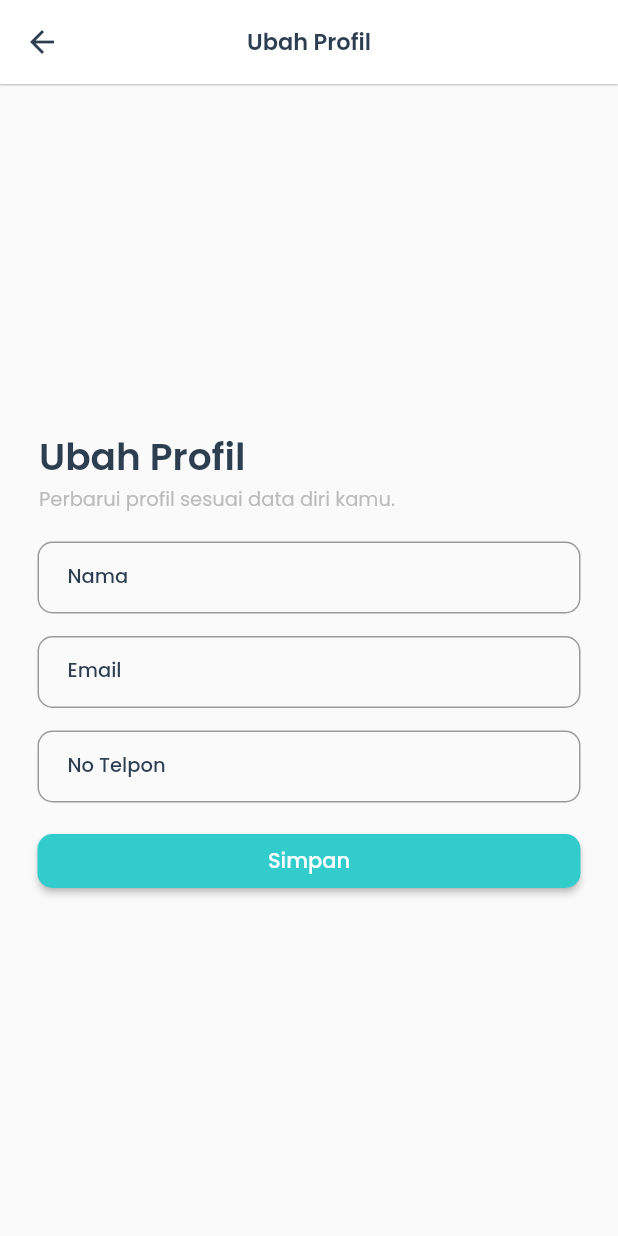
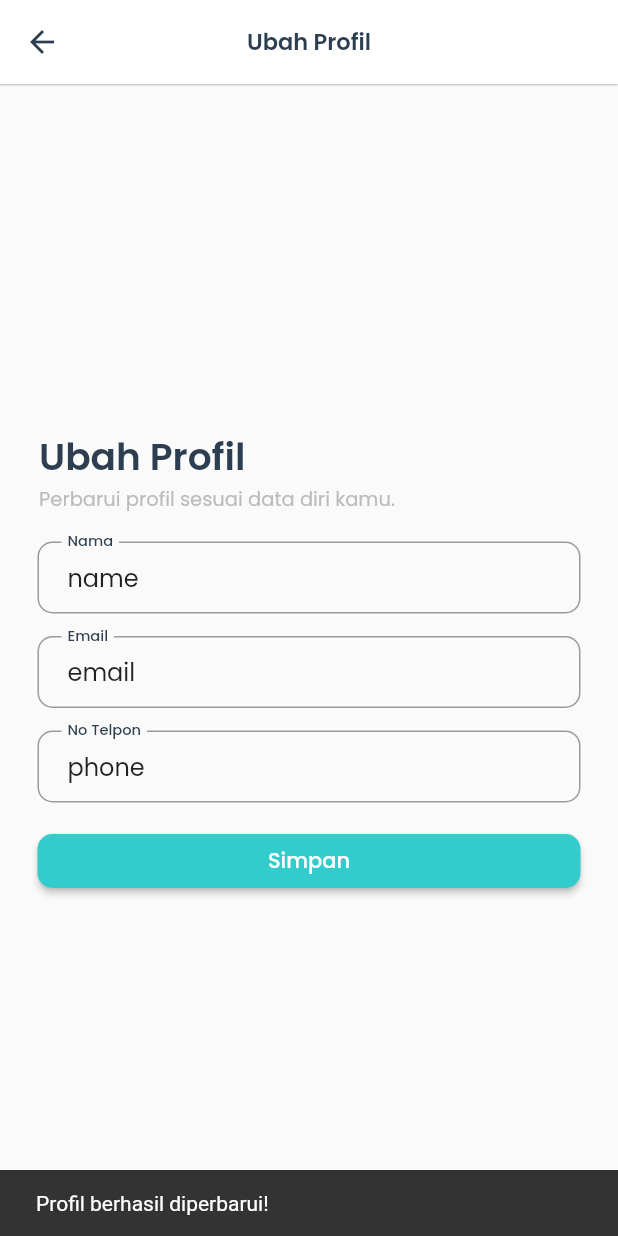
Before and after one commit to hasyimzii/alya_farma, a Flutter app: the ProfileEdit screen opened by its route, after a tap on "Simpan", on a phone screen of 412 x 824 dp. Run offline on Flutter 3.47's test engine with Material 2 defaults, Android fonts, the phone set to English and light mode, and no system bars; our stand-ins replace flutter_native_splash, sliding_up_panel; network calls fail.

Commit message:
Update user profile result

```diff
--- a/lib/views/login_page.dart
+++ b/lib/views/login_page.dart
@@ -35,6 +35,7 @@ class LoginPage extends StatelessWidget {
           ),
           submitTitle: 'Login',
           submitTap: () {
+            FocusScope.of(context).unfocus();
             Navigator.popAndPushNamed(
               context,
               '/main_page',
@@ -43,6 +44,7 @@ class LoginPage extends StatelessWidget {
           subtext: 'Belum Punya Akun?',
           alterText: 'Daftar',
           alterTap: () {
+            FocusScope.of(context).unfocus();
             Navigator.popAndPushNamed(
               context,
               '/regist_page',
--- a/lib/views/profile_edit.dart
+++ b/lib/views/profile_edit.dart
@@ -23,9 +23,19 @@ class ProfileEdit extends StatelessWidget {
         'Ubah Profil',
         style: titleText(15),
       ),
-      body: Center(
-        child: Padding(
+      body: Padding(
         padding: const EdgeInsets.symmetric(horizontal: 10),
+        child: Consumer<UserProvider>(
+          builder: (
+            BuildContext context,
+            UserProvider user,
+            Widget? child,
+          ) {
+            _nameController.text = user.user.name;
+            _emailController.text = user.user.email;
+            _phoneController.text = user.user.phone;
+
+            return Center(
               child: Column(
                 mainAxisSize: MainAxisSize.min,
                 children: [
@@ -60,10 +70,25 @@ class ProfileEdit extends StatelessWidget {
                   const SizedBox(height: 15),
                   SubmitButton(
                     text: 'Simpan',
-                onTap: () {} ,
+                    onTap: () {
+                      FocusScope.of(context).unfocus();
+                      user.setUser(
+                        _nameController.text,
+                        _emailController.text,
+                        _phoneController.text,
+                      );
+                      ScaffoldMessenger.of(context).showSnackBar(
+                        const SnackBar(
+                          duration: Duration(seconds: 1),
+                          content: Text('Profil berhasil diperbarui!'),
+                        ),
+                      );
+                    },
                   ),
                 ],
               ),
+            );
+          },
         ),
       ),
     );
--- a/lib/views/regist_page.dart
+++ b/lib/views/regist_page.dart
@@ -48,10 +48,13 @@ class RegistPage extends StatelessWidget {
             ],
           ),
           submitTitle: 'Daftar',
-          submitTap: () {},
+          submitTap: () {
+            FocusScope.of(context).unfocus();
+          },
           subtext: 'Sudah Punya Akun?',
           alterText: 'Masuk',
           alterTap: () {
+            FocusScope.of(context).unfocus();
             Navigator.popAndPushNamed(
               context,
               '/login_page',
```
Also changed, not shown: lib/views/profile_page.dart (+15 -4 lines). Lines whose indentation alone changed are shown as unchanged.
